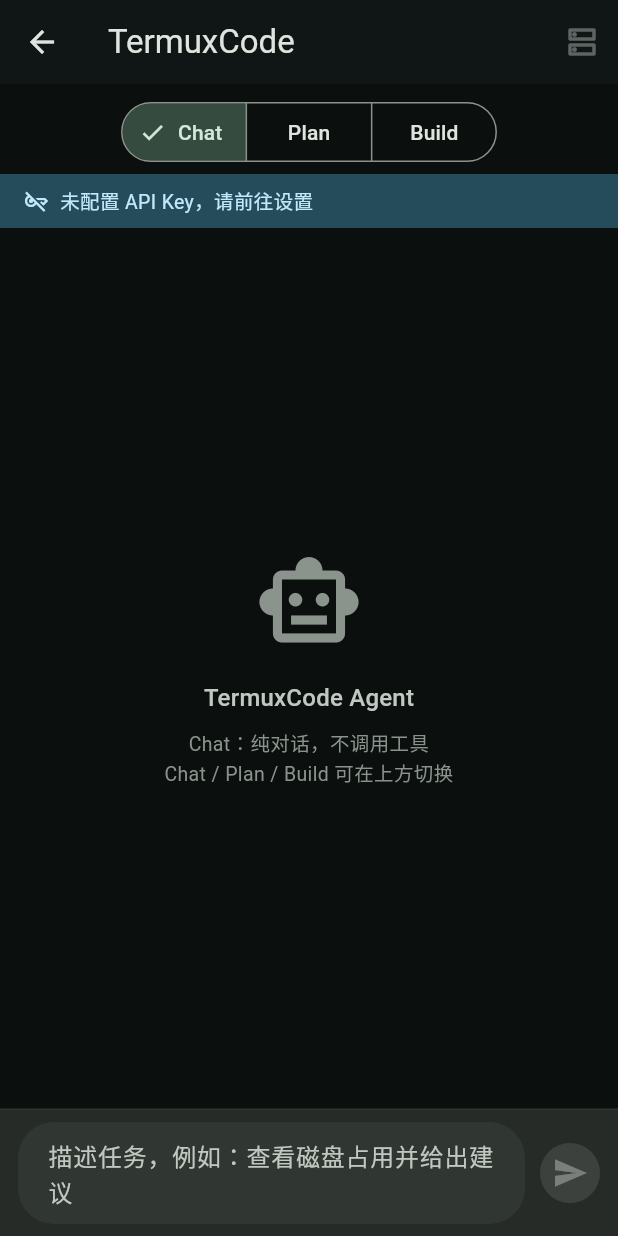
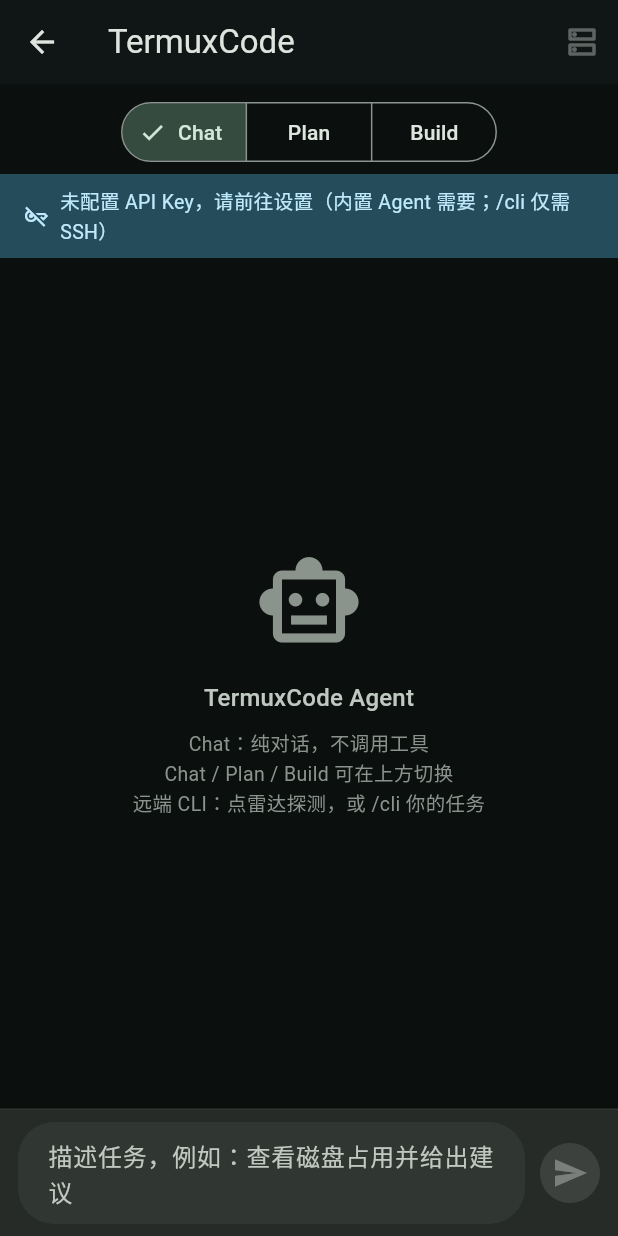
Before and after one commit to Zst0NE/TermuxCode, a Flutter app: the ChatScreen screen opened directly, after a tap on "Chat", on a phone screen of 412 x 824 dp. Run offline on Flutter 3.47's test engine with Material 3 defaults, Android fonts, the phone set to English and light mode, and no system bars; our stand-ins replace flutter_markdown, flutter_secure_storage; missing offline and left inert: dartssh2, xterm; accounts and stored records are empty.

Commit message:
feat(remote-cli): OpenCode-first adapter hardening + Agent CLI picker bar
- Safer single-quote shell escaping for remote prompts
- OpenCode/Claude/Codex non-interactive command ladders with clear fallbacks
- RemoteCliBar: detect, select CLI chips, radar rescan on Agent page
- /cli works without local API key when SSH is connected
- docs/DEMO.md 60s demo script; roadmap checkboxes updated

```diff
--- a/lib/screens/chat_screen.dart
+++ b/lib/screens/chat_screen.dart
@@ -7,6 +7,7 @@
 import '../providers/session_provider.dart';
 import '../providers/settings_provider.dart';
 import '../widgets/message_bubble.dart';
+import '../widgets/remote_cli_bar.dart';
 
 class ChatScreen extends StatefulWidget {
   const ChatScreen({super.key});
@@ -48,9 +49,10 @@
     if (chat.messages.isNotEmpty) _scrollToBottom();
 
     final needsSsh = chat.mode != AgentMode.chat;
+    // Built-in agent needs API key; /cli path only needs SSH (handled in onSend).
     final canSend = !chat.isBusy &&
-        settings.isConfigured &&
-        (!needsSsh || session.isConnected);
+        (session.isConnected ||
+            (settings.isConfigured && chat.mode == AgentMode.chat));
 
     return Scaffold(
       appBar: AppBar(
@@ -111,10 +113,11 @@
           if (!settings.isConfigured)
             _Banner(
               icon: Icons.key_off_outlined,
-              message: '未配置 API Key，请前往设置',
+              message: '未配置 API Key，请前往设置（内置 Agent 需要；/cli 仅需 SSH）',
               color: cs.tertiaryContainer,
               textColor: cs.onTertiaryContainer,
             ),
+          const RemoteCliBar(),
           Expanded(
             child: chat.messages.isEmpty
                 ? _EmptyChat(cs: cs, mode: chat.mode)
@@ -159,10 +162,9 @@
               final text = _inputCtrl.text.trim();
               if (text.isEmpty) return;
               _inputCtrl.clear();
-              // Prefix: /cli ... → host OpenCode/Claude/Codex adapter
-              if (text.startsWith('/cli ')) {
-                chat.runRemoteCli(text.substring(5));
-              } else if (text == '/cli') {
+              // /cli ... → host OpenCode/Claude/Codex (no local API key required)
+              if (text == '/cli' || text.startsWith('/cli ')) {
+                if (text == '/cli') {
                   chat.remoteCli.detect().then((_) {
                     if (!context.mounted) return;
                     final avail = chat.remoteCli.available;
@@ -171,14 +173,30 @@
                         content: Text(
                           avail.isEmpty
                               ? '未检测到远端 CLI'
-                            : '可用: ${avail.keys.map((k) => k.label).join(", ")}',
+                              : '可用: ${avail.keys.map((k) => k.label).join(", ")}'
+                                  '${chat.remoteCli.selected != null ? " · 当前 ${chat.remoteCli.selected!.label}" : ""}',
                         ),
                       ),
                     );
                   });
                 } else {
+                  chat.runRemoteCli(text.substring(5));
+                }
+                return;
+              }
+              if (!settings.isConfigured) {
+                ScaffoldMessenger.of(context).showSnackBar(
+                  const SnackBar(content: Text('内置 Agent 需要 API Key，或改用 /cli 调远端 CLI')),
+                );
+                return;
+              }
+              if (needsSsh && !session.isConnected) {
+                ScaffoldMessenger.of(context).showSnackBar(
+                  const SnackBar(content: Text('Plan/Build 需要先连接 SSH')),
+                );
+                return;
+              }
               chat.sendMessage(text);
-              }
             },
           ),
         ],
@@ -212,7 +230,9 @@
             ),
             const SizedBox(height: 8),
             Text(
-              '${mode.label}：${mode.descriptionZh}\nChat / Plan / Build 可在上方切换',
+              '${mode.label}：${mode.descriptionZh}\n'
+              'Chat / Plan / Build 可在上方切换\n'
+              '远端 CLI：点雷达探测，或 /cli 你的任务',
               style: TextStyle(color: cs.outline, fontSize: 13),
               textAlign: TextAlign.center,
             ),
--- /dev/null
+++ b/lib/widgets/remote_cli_bar.dart
@@ -0,0 +1,116 @@
+import 'package:flutter/material.dart';
+import 'package:provider/provider.dart';
+
+import '../agent/remote/remote_cli_kind.dart';
+import '../providers/chat_provider.dart';
+import '../providers/session_provider.dart';
+
+/// Compact strip: detect host CLIs + select which one `/cli` and the send path use.
+class RemoteCliBar extends StatelessWidget {
+  const RemoteCliBar({super.key});
+
+  @override
+  Widget build(BuildContext context) {
+    final session = context.watch<SessionProvider>();
+    final chat = context.watch<ChatProvider>();
+    final remote = chat.remoteCli;
+    final cs = Theme.of(context).colorScheme;
+
+    if (!session.isConnected) {
+      return const SizedBox.shrink();
+    }
+
+    return Material(
+      color: cs.surfaceContainerHighest.withValues(alpha: 0.45),
+      child: Padding(
+        padding: const EdgeInsets.fromLTRB(12, 6, 8, 6),
+        child: Row(
+          children: [
+            Icon(Icons.terminal, size: 16, color: cs.primary),
+            const SizedBox(width: 6),
+            Text(
+              '远端 CLI',
+              style: TextStyle(
+                fontSize: 12,
+                fontWeight: FontWeight.w600,
+                color: cs.primary,
+              ),
+            ),
+            const SizedBox(width: 8),
+            Expanded(
+              child: remote.detecting
+                  ? const Text('探测中…', style: TextStyle(fontSize: 12))
+                  : remote.hasAny
+                      ? SingleChildScrollView(
+                          scrollDirection: Axis.horizontal,
+                          child: Row(
+                            children: [
+                              for (final e in remote.available.entries)
+                                Padding(
+                                  padding: const EdgeInsets.only(right: 6),
+                                  child: ChoiceChip(
+                                    label: Text(
+                                      e.key.label,
+                                      style: const TextStyle(fontSize: 12),
+                                    ),
+                                    selected: remote.selected == e.key,
+                                    visualDensity: VisualDensity.compact,
+                                    onSelected: chat.isBusy
+                                        ? null
+                                        : (_) => remote.select(e.key),
+                                    tooltip: e.value,
+                                  ),
+                                ),
+                            ],
+                          ),
+                        )
+                      : Text(
+                          remote.lastError ?? '未探测 · 点右侧扫描',
+                          style: TextStyle(fontSize: 12, color: cs.outline),
+                          overflow: TextOverflow.ellipsis,
+                        ),
+            ),
+            IconButton(
+              tooltip: '重新探测',
+              visualDensity: VisualDensity.compact,
+              onPressed: chat.isBusy || remote.detecting
+                  ? null
+                  : () async {
+                      await remote.detect();
+                      if (!context.mounted) return;
+                      final n = remote.available.length;
+                      ScaffoldMessenger.of(context).showSnackBar(
+                        SnackBar(
+                          content: Text(
+                            n == 0
+                                ? '未找到 opencode / claude / codex'
+                                : '找到 $n 个 CLI：${remote.available.keys.map((k) => k.label).join(", ")}',
+                          ),
+                        ),
+                      );
+                    },
+              icon: remote.detecting
+                  ? const SizedBox(
+                      width: 16,
+                      height: 16,
+                      child: CircularProgressIndicator(strokeWidth: 2),
+                    )
+                  : const Icon(Icons.radar, size: 20),
+            ),
+          ],
+        ),
+      ),
+    );
+  }
+}
+
+/// Helper for empty-state tip.
+String remoteCliHint(RemoteCliKind? selected, bool hasAny) {
+  if (!hasAny) {
+    return '输入 /cli 探测远端 CLI，或点上方雷达图标。\n'
+        '安装 OpenCode 后可用：/cli 解释当前仓库结构';
+  }
+  final name = selected?.label ?? 'CLI';
+  return '已选 $name。发送：/cli 你的任务\n'
+      '或在输入框用 /cli 前缀把任务交给远端 CLI（非内置 Agent）。';
+}
```
Also changed, not shown: lib/agent/remote/remote_cli_adapter.dart (+98 -28 lines), 2 other files. Lines whose indentation alone changed are shown as unchanged.
